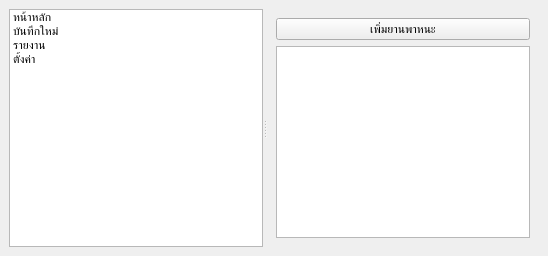
Old version of the form src/views/main_window.ui in the repository xXFirst555Xx/FuelTracker.
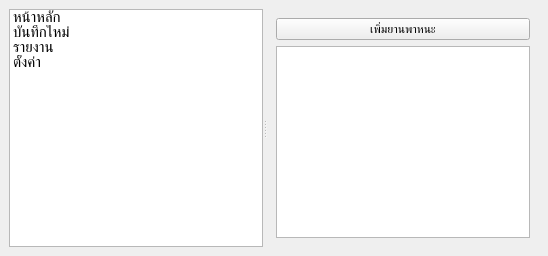
New version of the form.

```diff
--- a/src/views/main_window.ui
+++ b/src/views/main_window.ui
@@ -17,7 +17,16 @@
         <number>200</number>
        </property>
        <property name="maximumWidth">
-        <number>200</number>
+        <number>240</number>
+       </property>
+       <property name="textElideMode">
+        <enum>Qt::ElideRight</enum>
+       </property>
+       <property name="font">
+        <font>
+         <family>Prompt, Segoe UI, sans-serif</family>
+         <pointsize>11</pointsize>
+        </font>
        </property>
        <item>
         <property name="text">
```
